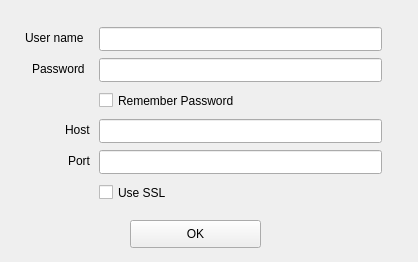
This is clients/tlist/setup.ui in gam3/trasker as Qt 5 draws it before an edit. The edited form follows.
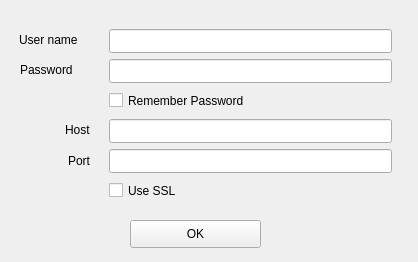
This is the edited form.

Diff of the .ui file:
```diff
--- a/clients/tlist/setup.ui
+++ b/clients/tlist/setup.ui
@@ -40,10 +40,10 @@
      <height>207</height>
     </rect>
    </property>
-   <widget class="QCheckBox" name="remPass" >
-    <property name="geometry" >
+   <widget class="QCheckBox" name="remPass">
+    <property name="geometry">
      <rect>
-      <x>90</x>
+      <x>100</x>
       <y>80</y>
       <width>158</width>
       <height>23</height>
@@ -66,31 +66,31 @@
      <string>Port</string>
     </property>
    </widget>
-   <widget class="QLineEdit" name="hostEdit" >
-    <property name="geometry" >
+   <widget class="QLineEdit" name="hostEdit">
+    <property name="geometry">
      <rect>
-      <x>90</x>
+      <x>100</x>
       <y>110</y>
       <width>283</width>
       <height>24</height>
      </rect>
     </property>
    </widget>
-   <widget class="QLineEdit" name="userEdit" >
-    <property name="geometry" >
+   <widget class="QLineEdit" name="userEdit">
+    <property name="geometry">
      <rect>
-      <x>90</x>
-      <y>18</y>
+      <x>100</x>
+      <y>20</y>
       <width>283</width>
       <height>24</height>
      </rect>
     </property>
    </widget>
-   <widget class="QLabel" name="label" >
-    <property name="geometry" >
+   <widget class="QLabel" name="label">
+    <property name="geometry">
      <rect>
-      <x>16</x>
-      <y>18</y>
+      <x>10</x>
+      <y>20</y>
       <width>69</width>
       <height>22</height>
      </rect>
@@ -102,12 +102,12 @@
      <cstring>userEdit</cstring>
     </property>
    </widget>
-   <widget class="QLabel" name="label_2" >
-    <property name="geometry" >
+   <widget class="QLabel" name="label_2">
+    <property name="geometry">
      <rect>
-      <x>23</x>
-      <y>49</y>
-      <width>62</width>
+      <x>11</x>
+      <y>50</y>
+      <width>71</width>
       <height>22</height>
      </rect>
     </property>
@@ -118,21 +118,21 @@
      <cstring>passwordEdit</cstring>
     </property>
    </widget>
-   <widget class="QLineEdit" name="passwordEdit" >
-    <property name="geometry" >
+   <widget class="QLineEdit" name="passwordEdit">
+    <property name="geometry">
      <rect>
-      <x>90</x>
-      <y>49</y>
+      <x>100</x>
+      <y>50</y>
       <width>283</width>
       <height>24</height>
      </rect>
     </property>
    </widget>
-   <widget class="QCheckBox" name="useSSL" >
-    <property name="geometry" >
+   <widget class="QCheckBox" name="useSSL">
+    <property name="geometry">
      <rect>
-      <x>90</x>
-      <y>172</y>
+      <x>100</x>
+      <y>170</y>
       <width>79</width>
       <height>23</height>
      </rect>
@@ -157,11 +157,11 @@
      <cstring>hostEdit</cstring>
     </property>
    </widget>
-   <widget class="QLineEdit" name="portEdit" >
-    <property name="geometry" >
+   <widget class="QLineEdit" name="portEdit">
+    <property name="geometry">
      <rect>
-      <x>90</x>
-      <y>141</y>
+      <x>100</x>
+      <y>140</y>
       <width>283</width>
       <height>24</height>
      </rect>
```
Left out of the diff: 49 changed lines with no effect on the pictures.
